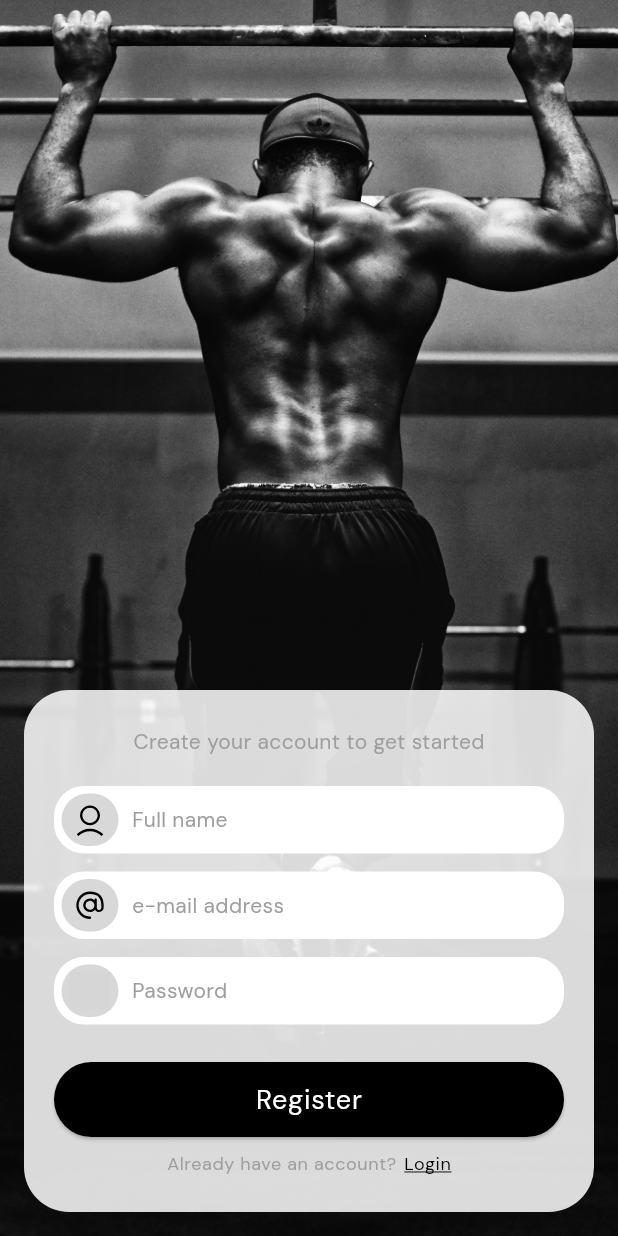
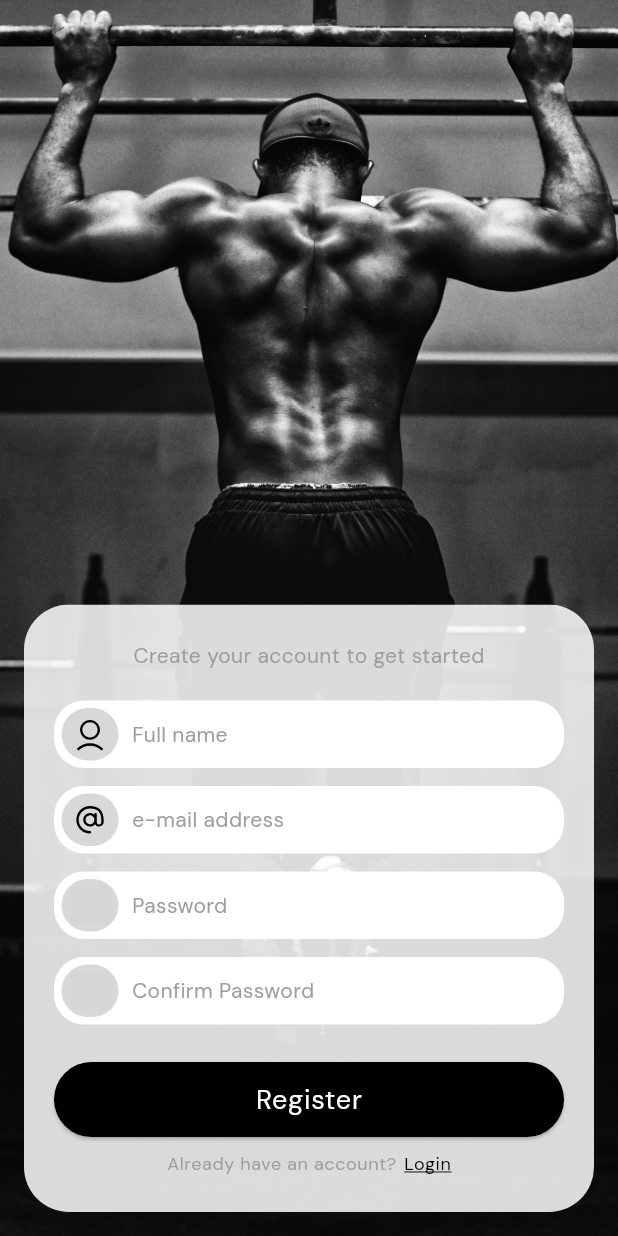
Before and after one commit to TheNairaSign/Forma, a Flutter app: the screen it shows after launch, after a tap on "Sign up", on a phone screen of 412 x 824 dp. Run offline on Flutter 3.47's test engine with Material 3 defaults, Android fonts, the phone set to English and light mode, and no system bars; our stand-ins replace animate_do, another_flushbar, circular_countdown_timer, fl_chart, flutter_animate, flutter_riverpod and 12 more; missing offline and left inert: android_alarm_manager_plus, vertical_weight_slider; accounts and stored records are empty; project files that could hold a hidden picture were left out; grey boxes are pictures that could not be loaded.

Commit message:
feat(auth): implement authentication system with login and signup
- Add AuthService for user registration, login, and session management
- Create LoginNotifier and SignUpNotifier for state management
- Implement password hashing using crypto package
- Update auth UI components to work with new providers
- Make profile data fields optional for better flexibility
- Refactor OverallStatusModel to use method instead of static list

```diff
--- /dev/null
+++ b/lib/utils/crypto/hash_password.dart
@@ -0,0 +1,8 @@
+import 'dart:convert';
+import 'package:crypto/crypto.dart';
+
+String hashPassword(String password) {
+  final bytes = utf8.encode(password); // Convert to bytes
+  final hash = sha256.convert(bytes); // Hash using SHA-256
+  return hash.toString();
+}
--- a/lib/views/pages/auth/widgets/auth_text_fields.dart
+++ b/lib/views/pages/auth/widgets/auth_text_fields.dart
@@ -4,7 +4,8 @@ import 'package:flutter/material.dart';
 import 'package:flutter_svg/svg.dart';
 
 class AuthTextField extends StatelessWidget {
-  const AuthTextField({super.key, required this.hintText, required this.svgAsset});
+  const AuthTextField({super.key, required this.hintText, required this.svgAsset, required this.controller});
+  final TextEditingController controller;
   final String hintText, svgAsset;
 
   @override
@@ -13,6 +14,7 @@ class AuthTextField extends StatelessWidget {
       height: 45,
       child: TextField(
         cursorColor: Colors.black,
+        controller: controller,
         style: Theme.of(context).textTheme.bodyMedium?.copyWith(color: Colors.black),
         decoration: InputDecoration(
           contentPadding: EdgeInsets.fromLTRB(4, 5, 0, 5),
--- a/lib/views/pages/auth/widgets/login_card.dart
+++ b/lib/views/pages/auth/widgets/login_card.dart
@@ -1,8 +1,9 @@
 import 'package:flutter/material.dart';
-import 'package:workout_tracker/onboarding/screens/onboarding_screen.dart';
+import 'package:flutter_riverpod/flutter_riverpod.dart';
+import 'package:workout_tracker/providers/auth/login_notifier.dart';
 import 'package:workout_tracker/views/pages/auth/widgets/auth_text_fields.dart';
 
-class LoginCard extends StatelessWidget {
+class LoginCard extends ConsumerWidget {
   const LoginCard({super.key, required this.controller});
   final PageController controller;
 
@@ -14,7 +15,9 @@ class LoginCard extends StatelessWidget {
   }
 
   @override
-  Widget build(BuildContext context) {
+  Widget build(BuildContext context, WidgetRef ref) {
+    final login = ref.read(loginProvider.notifier);
+    final state = ref.watch(loginProvider);
     return Align(
       alignment: Alignment.bottomCenter,
       child: Padding(
@@ -35,24 +38,12 @@ class LoginCard extends StatelessWidget {
                 const SizedBox(height: 20),
 
                 // Email field
-                AuthTextField(hintText: 'e-mail address', svgAsset: 'at',),
+                AuthTextField(hintText: 'e-mail address', svgAsset: 'at', controller: login.emailController,),
 
                 const SizedBox(height: 15),
 
                 // Mercedes code field with "I forgot"
-                Stack(
-                  alignment: Alignment.centerRight,
-                  children: [
-                    AuthTextField(hintText: 'Password', svgAsset: 'key',),
-                    Positioned(
-                      right: 15,
-                      child: TextButton(
-                        onPressed: () {},
-                        child: const Text("I forgot", style: TextStyle(fontWeight: FontWeight.bold)),
-                      ),
-                    )
-                  ],
-                ),
+                AuthTextField(hintText: 'Password', svgAsset: 'key', controller: login.passwordController,),
 
                 const SizedBox(height: 25),
 
@@ -61,15 +52,19 @@ class LoginCard extends StatelessWidget {
                   height: 50,
                   child: ElevatedButton(
                     onPressed: () {
-                      Navigator.of(context).push(MaterialPageRoute(builder: (context) => OnboardingScreen()));
+                      if (state is AsyncLoading) {
+                        null;
+                      }
+                      login.loginUser(context);
                     },
                     style: ElevatedButton.styleFrom(
                       backgroundColor: Colors.black,
-                      shape: RoundedRectangleBorder(
-                        borderRadius: BorderRadius.circular(30),
-                      ),
+                      shape: RoundedRectangleBorder(borderRadius: BorderRadius.circular(30)),
                     ),
-                    child: Text("Log in", style: Theme.of(context).textTheme.bodyLarge?.copyWith(fontSize: 18, color: Colors.white)),
+                    child: Text(
+                      state is AsyncLoading? "Loading..." : "Log in",
+                      style: Theme.of(context).textTheme.bodyLarge?.copyWith(fontSize: 18, color: Colors.white),
+                    ),
                   ),
                 ),
                 const SizedBox(height: 10),
--- a/lib/views/pages/auth/widgets/signup_card.dart
+++ b/lib/views/pages/auth/widgets/signup_card.dart
@@ -1,7 +1,9 @@
 import 'package:flutter/material.dart';
+import 'package:flutter_riverpod/flutter_riverpod.dart';
+import 'package:workout_tracker/providers/auth/sign_up_notifier.dart';
 import 'package:workout_tracker/views/pages/auth/widgets/auth_text_fields.dart';
 
-class SignupCard extends StatelessWidget {
+class SignupCard extends ConsumerWidget {
   const SignupCard({super.key, required this.controller});
   final PageController controller;
 
@@ -14,7 +16,8 @@ class SignupCard extends StatelessWidget {
 
 
   @override
-  Widget build(BuildContext context) {
+  Widget build(BuildContext context, WidgetRef ref) {
+    final signup = ref.watch(signUpProvider.notifier);
     return Align(
       alignment: Alignment.bottomCenter,
       child: Padding(
@@ -35,18 +38,20 @@ class SignupCard extends StatelessWidget {
                 const SizedBox(height: 20),
 
                 // Name field
-                AuthTextField(hintText: 'Full name', svgAsset: 'account-avatar-head'),
+                AuthTextField(hintText: 'Full name', svgAsset: 'account-avatar-head', controller: signup.usernameController),
 
                 const SizedBox(height: 12),
 
                 // Email field
-                AuthTextField(hintText: 'e-mail address', svgAsset: 'at',),
+                AuthTextField(hintText: 'e-mail address', svgAsset: 'at', controller: signup.emailController),
 
 
                 const SizedBox(height: 12),
 
                 // Password field
-                AuthTextField(hintText: 'Password', svgAsset: 'lock'),
+                AuthTextField(hintText: 'Password', svgAsset: 'lock', controller: signup.passwordController),
+                const SizedBox(height: 12),
+                AuthTextField(hintText: 'Confirm Password', svgAsset: 'lock', controller: signup.confirmPasswordController),
 
 
                 const SizedBox(height: 25),
@@ -56,7 +61,7 @@ class SignupCard extends StatelessWidget {
                   width: double.infinity,
                   height: 50,
                   child: ElevatedButton(
-                    onPressed: () {},
+                    onPressed: () => signup.registerUser(context, controller),
                     style: ElevatedButton.styleFrom(
                       backgroundColor: Colors.black,
                       shape: RoundedRectangleBorder(
--- a/lib/views/pages/home/widgets/overall_status_container.dart
+++ b/lib/views/pages/home/widgets/overall_status_container.dart
@@ -13,7 +13,7 @@ class OverallStatusContainer extends StatefulWidget {
 class _OverallStatusContainerState extends State<OverallStatusContainer> with TickerProviderStateMixin {
   @override
   Widget build(BuildContext context) {
-    final overallStatus = OverallStatusModel.overallStatus;
+    final overallStatus = OverallStatusModel.getOverallStatus();
     return Container(
       decoration: BoxDecoration(
         borderRadius: BorderRadius.circular(15),
--- a/pubspec.yaml
+++ b/pubspec.yaml
@@ -34,6 +34,7 @@ dependencies:
   auto_size_text: ^3.0.0
   circular_countdown_timer: ^0.2.4
   # weight_slider: ^1.3.0-nullsafety+1
+  crypto: ^3.0.6
   cupertino_icons: ^1.0.8
   fl_chart: ^0.70.2
   flutter:
```
Also changed, not shown: lib/models/overall_status_model.dart (+10 -2 lines), lib/models/state/profile_data.dart (+4 -4 lines), lib/providers/auth/login_notifier.dart (added, +41 -0 lines), lib/providers/auth/sign_up_notifier.dart (added, +68 -0 lines), lib/providers/profile_data_notifier.dart (+8 -15 lines), lib/services/auth_service.dart (added, +93 -0 lines), lib/views/pages/auth/login_page.dart.dart (+9 -9 lines), pubspec.lock.
